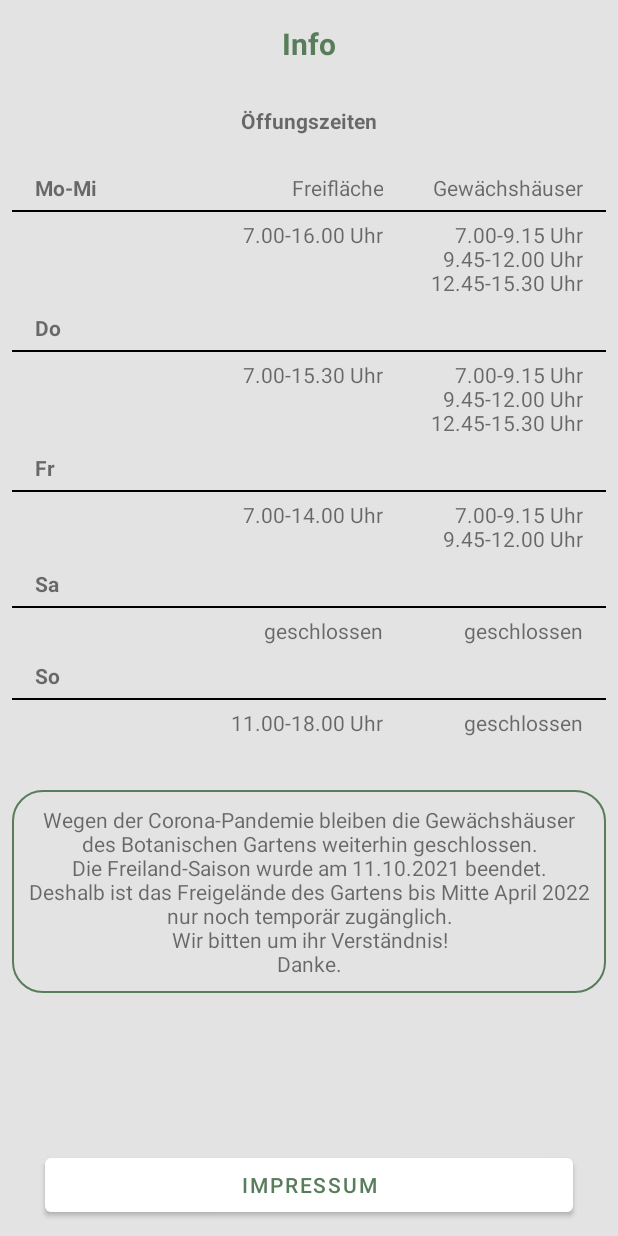
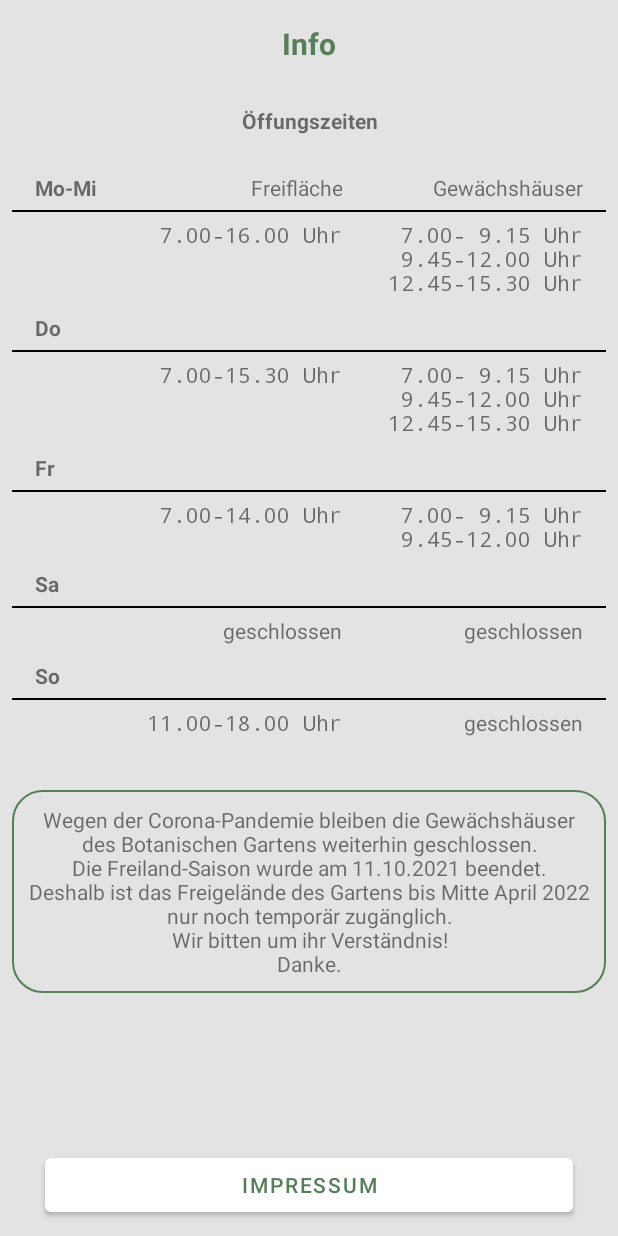
Before and after one commit to ASE-Projekte-WS-2021/ase-ws-21-botanist, an Android app: the layout info_fragment.xml on its own in the app's theme, with its tools: preview values and no code run, on a phone screen of 412 x 824 dp. Run offline under Robolectric (Android 15) with nearby library versions, the phone set to English and light mode, and no system bars; network calls fail.

Commit message:
made splashscreenperformance smoother
Splashscreen is now starting at Startupactivity and will be resumed after Loading the MainActivity

```diff
--- a/app/src/main/java/com/example/urbotanist/MainActivity.java
+++ b/app/src/main/java/com/example/urbotanist/MainActivity.java
@@ -47,11 +47,12 @@ public class MainActivity extends AppCompatActivity implements SearchListener, P
     @Override
     protected void onCreate(Bundle savedInstanceState) {
         super.onCreate(savedInstanceState);
+        setTheme(R.style.noTransition);
         setContentView(R.layout.activity_main);
         setupSplashscreen();
         initDatabase();
         preloadViews();
-        executeDelayedActions(8300);
+        executeDelayedActions(4000);
     }
 
     private void preloadViews() {
@@ -79,6 +80,7 @@ public class MainActivity extends AppCompatActivity implements SearchListener, P
                 splashscreen.setVisibility(View.INVISIBLE);
                 mapFragment.requestLocationPermissions();
                 setupListeners();
+                setTheme(R.style.Theme_URBotanist);
             }
         },delay);
     }
--- /dev/null
+++ b/app/src/main/java/com/example/urbotanist/StartupActivity.java
@@ -0,0 +1,28 @@
+package com.example.urbotanist;
+
+import androidx.appcompat.app.AppCompatActivity;
+import androidx.lifecycle.ViewModel;
+
+import android.content.Intent;
+import android.os.Bundle;
+import android.os.Handler;
+import android.view.View;
+import android.view.ViewTreeObserver;
+
+public class StartupActivity extends AppCompatActivity {
+
+    @Override
+    protected void onCreate(Bundle savedInstanceState) {
+        super.onCreate(savedInstanceState);
+        setContentView(R.layout.activity_startup);
+        Handler handler = new Handler();
+        handler.postDelayed(new Runnable() {
+            @Override
+            public void run() {
+                Intent intent = new Intent(StartupActivity.this, MainActivity.class);
+                startActivity(intent);
+                finish();
+            }
+        }, 4300);
+    }
+}
--- a/app/src/main/res/layout/info_fragment.xml
+++ b/app/src/main/res/layout/info_fragment.xml
@@ -47,17 +47,14 @@
                     android:id="@+id/infoTableOpeningHours"
                     android:layout_width="match_parent"
                     android:layout_height="match_parent"
-                    android:stretchColumns="2,3"
+                    android:stretchColumns="1"
                     android:layout_marginBottom="30dp">
-                    <TableRow
-                        android:layout_width="match_parent"
-                        android:layout_height="match_parent"
-                        android:gravity="center">
-                        <TextView
-                            android:padding="20dip"
-                            android:textStyle="bold"
-                            android:text="@string/infoOpeningHoursTitle" />
-                    </TableRow>
+
+                    <TextView
+                        android:padding="20dip"
+                        android:textAlignment="center"
+                        android:textStyle="bold"
+                        android:text="@string/infoOpeningHoursTitle" />
                     <TableRow
                         android:layout_width="match_parent"
                         android:layout_height="match_parent"
@@ -90,6 +87,7 @@
                         android:layout_height="match_parent"
                         android:gravity="center">
                         <TextView
+                            android:typeface="monospace"
                             android:layout_column="1"
                             android:gravity="right"
                             android:layout_marginHorizontal="10dp"
@@ -97,6 +95,7 @@
                             android:padding="5dip"
                             android:text="@string/infoOpeningHoursR2C2" />
                         <TextView
+                            android:typeface="monospace"
                             android:gravity="right"
                             android:layout_marginHorizontal="10dp"
                             android:layout_gravity="top"
@@ -125,6 +124,7 @@
                         android:layout_height="match_parent"
                         android:gravity="center">
                         <TextView
+                            android:typeface="monospace"
                             android:layout_column="1"
                             android:gravity="right"
                             android:layout_marginHorizontal="10dp"
@@ -132,6 +132,7 @@
                             android:padding="5dip"
                             android:text="@string/infoOpeningHoursR3C2" />
                         <TextView
+                            android:typeface="monospace"
                             android:gravity="right"
                             android:layout_marginHorizontal="10dp"
                             android:layout_gravity="top"
@@ -160,6 +161,7 @@
                         android:layout_height="match_parent"
                         android:gravity="center">
                         <TextView
+                            android:typeface="monospace"
                             android:layout_column="1"
                             android:gravity="right"
                             android:layout_marginHorizontal="10dp"
@@ -167,6 +169,7 @@
                             android:padding="5dip"
                             android:text="@string/infoOpeningHoursR4C2" />
                         <TextView
+                            android:typeface="monospace"
                             android:gravity="right" android:layout_marginHorizontal="10dp"
                             android:layout_gravity="top"
                             android:padding="5dip"
@@ -232,6 +235,7 @@
                         android:gravity="center">
 
                         <TextView
+                            android:typeface="monospace"
                             android:layout_column="1"
                             android:gravity="right"
                             android:layout_marginHorizontal="10dp"
@@ -250,7 +254,6 @@
 
                 <TextView
                     android:id="@+id/infoText"
-
                     android:background="@drawable/layout_border"
                     android:layout_width="match_parent"
                     android:layout_height="match_parent"
--- a/app/src/main/res/values/strings.xml
+++ b/app/src/main/res/values/strings.xml
@@ -10,13 +10,13 @@
     <string name="infoOpeningHoursR1C3">Gewächshäuser</string>
     <string name="infoOpeningHoursR2C1">Mo-Mi</string>
     <string name="infoOpeningHoursR2C2">7.00-16.00 Uhr</string>
-    <string name="infoOpeningHoursR2C3">7.00-9.15 Uhr\n9.45-12.00 Uhr\n12.45-15.30 Uhr</string>
+    <string name="infoOpeningHoursR2C3">7.00- 9.15 Uhr\n 9.45-12.00 Uhr\n12.45-15.30 Uhr</string>
     <string name="infoOpeningHoursR3C1">Do</string>
     <string name="infoOpeningHoursR3C2">7.00-15.30 Uhr</string>
-    <string name="infoOpeningHoursR3C3">7.00-9.15 Uhr\n9.45-12.00 Uhr\n12.45-15.30 Uhr</string>
+    <string name="infoOpeningHoursR3C3">7.00- 9.15 Uhr\n 9.45-12.00 Uhr\n12.45-15.30 Uhr</string>
     <string name="infoOpeningHoursR4C1">Fr</string>
     <string name="infoOpeningHoursR4C2">7.00-14.00 Uhr</string>
-    <string name="infoOpeningHoursR4C3">7.00-9.15 Uhr\n9.45-12.00 Uhr</string>
+    <string name="infoOpeningHoursR4C3">7.00- 9.15 Uhr\n 9.45-12.00 Uhr</string>
     <string name="infoOpeningHoursR5C1">Sa</string>
     <string name="infoOpeningHoursR5C2">geschlossen</string>
     <string name="infoOpeningHoursR5C3">geschlossen</string>
--- a/app/src/main/res/values/themes.xml
+++ b/app/src/main/res/values/themes.xml
@@ -21,4 +21,7 @@
         <item name="android:windowBackground">@android:color/transparent</item>
         <item name="android:windowIsFloating">true</item>
     </style>
+    <style name="noTransition" parent="Theme.URBotanist">
+        <item name="android:windowAnimationStyle">@null</item>
+    </style>
 </resources>
```
Also changed, not shown: app/src/main/AndroidManifest.xml (+12 -9 lines), app/src/main/res/drawable/splash_anim.xml (deleted, +0 -9 lines), app/src/main/res/drawable/splash_animation.xml (deleted, +0 -8 lines), app/src/main/res/layout/activity_main.xml (+9 -1 lines), app/src/main/res/layout/activity_startup.xml (added, +18 -0 lines), app/src/main/res/drawable/paper_texture.jpg (added), 2 other files.
